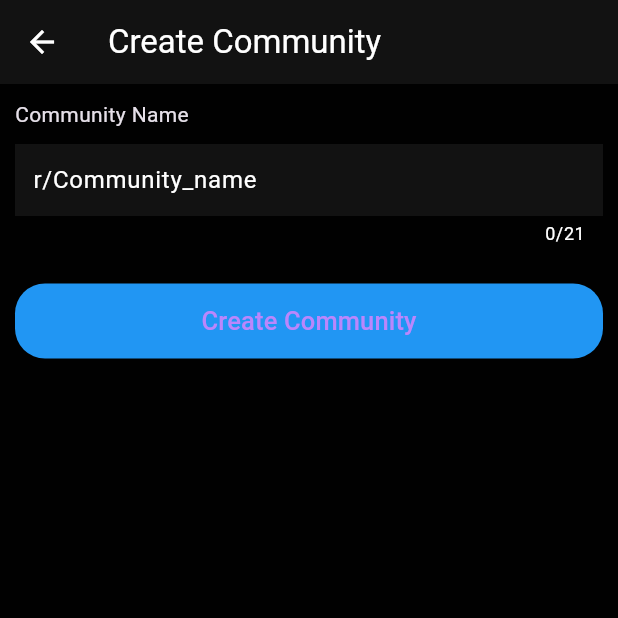
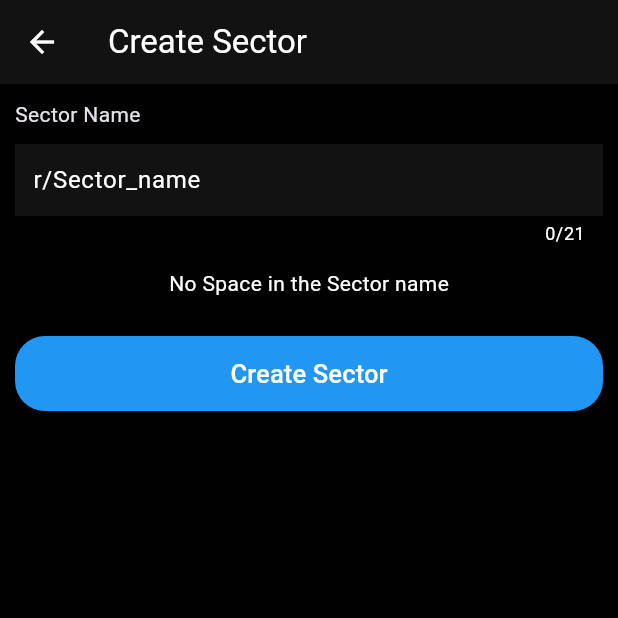
Before and after one commit to karthik14344/Reddit_Clone, a Flutter app: the CreateCommunityScreen screen opened by its route, on a phone screen of 412 x 824 dp, the top half of it. Run offline on Flutter 3.47's test engine with Material 3 defaults, Android fonts, the phone set to English and light mode, and no system bars; our stand-ins replace cloud_firestore, dotted_border, file_picker, firebase_auth, firebase_core, firebase_storage and 6 more; missing offline and left inert: any_link_preview; accounts and stored records are empty; network calls fail.

Commit message:
latest commit

```diff
--- a/lib/features/community/controller/community_controller.dart
+++ b/lib/features/community/controller/community_controller.dart
@@ -19,6 +19,8 @@ import '../../../core/failure.dart';
 import '../../../core/utils.dart';
 import '../../../models/community_model.dart';
 import '../../../models/post_model.dart';
+
+final communityProvider = StateProvider<Community?>((ref) => null);
 
 final userCommunityStreamProvider = StreamProvider<List<Community>>((ref) {
   final communityController = ref.watch(communityControllerProvider.notifier);
@@ -66,8 +68,8 @@ class CommunityController extends StateNotifier<bool> {
   //something or that the community creation process hasn't started.
 
   void createCommunity(String name, BuildContext context) async {
-    state =
-        true; //Changing the state to true likely means that the controller is
+    state = true;
+    //Changing the state to true likely means that the controller is
     //now actively working on creating a community or performing some other task.
     final uid = _ref.read(userProvider)?.uid ?? '';
 
--- a/lib/features/community/repository/community_repository.dart
+++ b/lib/features/community/repository/community_repository.dart
@@ -30,7 +30,7 @@ class CommunityRepository {
     try {
       var communityDoc = await _communities.doc(community.name).get();
       if (communityDoc.exists) {
-        throw "Community with same name already exirts";
+        throw "Community with same name already exits";
       }
       return right(_communities.doc(community.name).set(community.toMap()));
       //If the document with the same name does not exist, it attempts to create a new document with the community.toMap() data (converted to a map) in the Firestore collection.
@@ -44,9 +44,8 @@ class CommunityRepository {
   FutureVoid joinCommunity(String communityName, String userId) async {
     try {
       return right(_communities.doc(communityName).update({
-        "members": FieldValue.arrayUnion([
-          userId
-        ]), //this an update operation that uses the FiledValue.arrayUnion method to add userId to members array
+        "members": FieldValue.arrayUnion([userId])
+        //this an update operation that uses the FiledValue.arrayUnion method to add userId to members array
       }));
     } on FirebaseException catch (e) {
       throw e.message!;
--- a/lib/features/community/screens/community_screen.dart
+++ b/lib/features/community/screens/community_screen.dart
@@ -1,4 +1,3 @@
-// ignore_for_file: public_member_api_docs, sort_constructors_first
 import 'package:flutter/cupertino.dart';
 import 'package:flutter/material.dart';
 import 'package:flutter_riverpod/flutter_riverpod.dart';
--- a/lib/features/community/screens/create_community_screens.dart
+++ b/lib/features/community/screens/create_community_screens.dart
@@ -34,39 +34,45 @@ class _CreateCommunityScreenState extends ConsumerState<CreateCommunityScreen> {
     final isLoading = ref.watch(communityControllerProvider);
     return Scaffold(
       appBar: AppBar(
-        title: Text("Create Community"),
+        title: Text("Create Sector"),
       ),
       body: isLoading
           ? const Loader()
           : Padding(
               padding: EdgeInsets.all(10.0),
               child: Column(children: [
-                Align(
-                    alignment: Alignment.topLeft,
-                    child: Text("Community Name")),
-                SizedBox(
+                const Align(
+                    alignment: Alignment.topLeft, child: Text("Sector Name")),
+                const SizedBox(
                   height: 10,
                 ),
                 TextField(
                   controller: communityNameController,
-                  decoration: InputDecoration(
-                    hintText: "r/Community_name",
+                  decoration: const InputDecoration(
+                    hintText: "r/Sector_name",
                     filled: true,
                     border: InputBorder.none,
                     contentPadding: EdgeInsets.all(8),
                   ),
                   maxLength: 21,
                 ),
-                SizedBox(
+                const SizedBox(
+                  height: 15,
+                ),
+                Text(
+                  "No Space in the Sector name",
+                  style: TextStyle(color: Colors.white),
+                ),
+                const SizedBox(
                   height: 25,
                 ),
                 ElevatedButton(
                   onPressed: createCommunity,
-                  child:
-                      Text("Create Community", style: TextStyle(fontSize: 17)),
+                  child: Text("Create Sector",
+                      style: TextStyle(fontSize: 17, color: Colors.white)),
                   style: ElevatedButton.styleFrom(
                       backgroundColor: Colors.blue,
-                      minimumSize: Size(double.infinity, 50),
+                      minimumSize: const Size(double.infinity, 50),
                       shape: RoundedRectangleBorder(
                         borderRadius: BorderRadius.circular(20),
                       )),
--- a/lib/features/home/drawers/community_list_drawer.dart
+++ b/lib/features/home/drawers/community_list_drawer.dart
@@ -33,7 +33,7 @@ class CommunityListDrawer extends ConsumerWidget {
         isGuest
             ? const SignInButton()
             : ListTile(
-                title: const Text("Create a Community"),
+                title: const Text("Create a Sector"),
                 leading: const Icon(MdiIcons.plus),
                 onTap: () => navigateToCreateCommunity(context),
               ),
--- a/lib/main.dart
+++ b/lib/main.dart
@@ -4,7 +4,6 @@
 
 // final user = ref.watch(userProvider)!;
 // final isGuest = !user.isAuthenticated;
-
 import 'package:firebase_auth/firebase_auth.dart';
 import 'package:flutter/material.dart';
 import 'package:flutter_riverpod/flutter_riverpod.dart';
@@ -69,6 +68,7 @@ class _MyAppState extends ConsumerState<MyApp> {
             routeInformationParser: const RoutemasterParser(),
           ),
           error: (error, stackTrace) => ErrorText(error: error.toString()),
-        loading: () => const Loader());
+          loading: () => const Loader(),
+        );
   }
 }
--- a/lib/models/user_model.dart
+++ b/lib/models/user_model.dart
@@ -67,8 +67,10 @@ class UserModel {
   //       ));
   // }
 
-  // TODO: !!!! Edit later : fatory _ userModel
-  factory UserModel.fromMap(Map<String, dynamic> map) {
+  factory UserModel.fromMap(Map<String, dynamic>? map) {
+    if (map == null) {
+      throw Exception("User data not found");
+    }
     return UserModel(
       name: map['name'] as String,
       profilePic: map['profilePic'] as String,
@@ -76,8 +78,21 @@ class UserModel {
       uid: map['uid'] as String,
       isAuthenticated: map['isAuthenticated'] as bool,
       karma: map['karma'] as int,
-        awards: List<String>.from(map['awards']));
+      awards: List<String>.from(map['awards']),
+    );
   }
+
+  // TODO: !!!! Edit later : fatory _ userModel
+  // factory UserModel.fromMap(Map<String, dynamic> map) {
+  //   return UserModel(
+  //       name: map['name'] as String,
+  //       profilePic: map['profilePic'] as String,
+  //       banner: map['banner'] as String,
+  //       uid: map['uid'] as String,
+  //       isAuthenticated: map['isAuthenticated'] as bool,
+  //       karma: map['karma'] as int,
+  //       awards: List<String>.from(map['awards']));
+  // }
 
   @override
   String toString() {
--- a/lib/router.dart
+++ b/lib/router.dart
@@ -14,11 +14,11 @@ import 'features/community/screens/community_screen.dart';
 import 'features/posts/screens/add_posts_type_screen.dart';
 
 final loggedOutRoute = RouteMap(routes: {
-  "/": (route) => MaterialPage(child: LoginScreen()),
+  "/": (_) => MaterialPage(child: LoginScreen()),
 });
 
 final loggedInRoute = RouteMap(routes: {
-  "/": (route) => MaterialPage(child: HomeScreen()),
+  "/": (_) => MaterialPage(child: HomeScreen()),
   "/create-community": (_) =>
       const MaterialPage(child: CreateCommunityScreen()),
   "/r/:name": (route) => MaterialPage(
--- a/pubspec.yaml
+++ b/pubspec.yaml
@@ -45,7 +45,7 @@ dependencies:
   routemaster: ^1.0.1
   dotted_border: ^2.0.0+3 #for dotted borders
   file_picker: ^5.3.3
-  shared_preferences: ^2.2.0 #this is to store thew theme when ever we click the button..
+  shared_preferences: ^2.2.0 #this is to store thew theme when ever we click the button..#reading and writing simple key value pairs
   uuid: ^3.0.7 #this is to create the unique uid of a certain user
   flutter_material_design_icons: ^1.0.7296
   any_link_preview: ^3.0.1 #this package is used to preview the url
@@ -79,6 +79,8 @@ flutter:
     - lib/assets/images/google.png
     - lib/assets/images/loginEmote.png
     - lib/assets/images/logo.png
+    - lib/assets/images/welcome.png
+    - lib/assets/images/bmu.png
     - lib/assets/images/awards/
 
   # An image asset can refer to one or more resolution-specific "variants", see
```
Also changed, not shown: lib/core/common/sign_in_button.dart (+3 -5 lines), lib/features/auth/repository/auth_repository.dart (+16 -17 lines), lib/features/auth/screens/login_screen.dart (+31 -13 lines), lib/features/user_profile/screens/user_profile_screen.dart (+5 -2 lines), lib/models/community_model.dart (+14 -4 lines), lib/models/student.dart (added, +86 -0 lines), lib/assets/images/bmu.png (added), lib/assets/images/welcome.png (added), pubspec.lock, 3 other files. Lines whose indentation alone changed are shown as unchanged.
